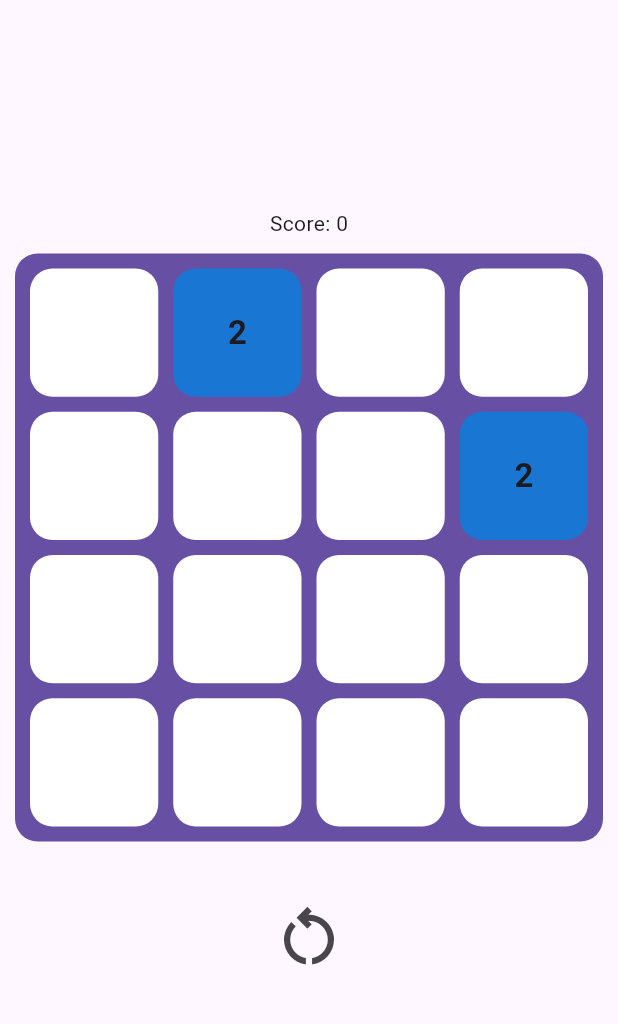
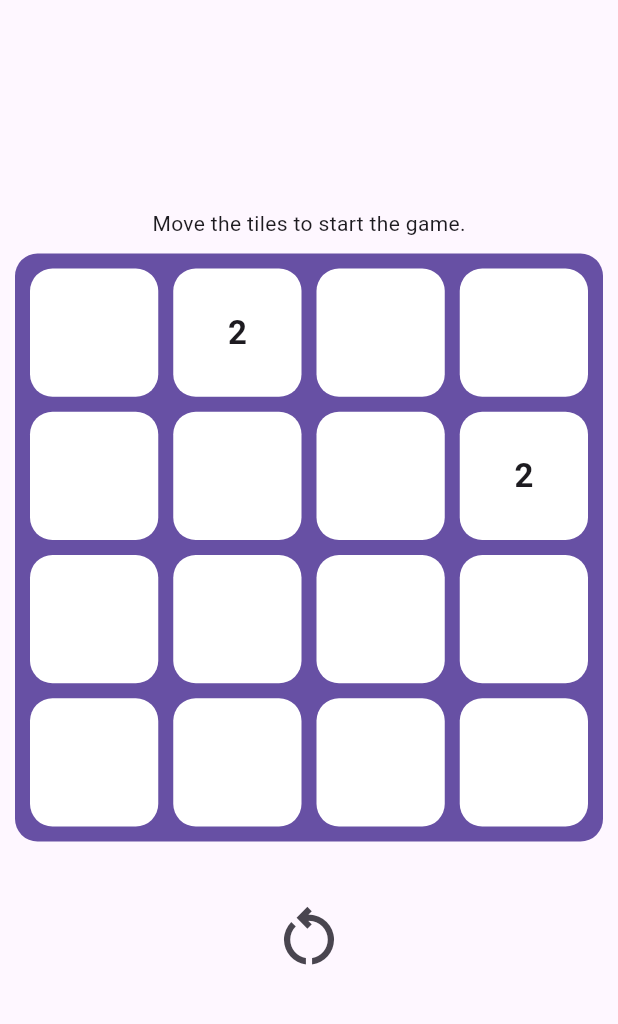
Before and after one commit to Reza-Babakhani/babakhani_2048, a Flutter app: the screen it shows after launch, on a phone screen of 412 x 824 dp, the part 63-1087 px from its top. Run offline on Flutter 3.47's test engine with Material 2 defaults, Android fonts, the phone set to English and light mode, and no system bars.

Commit message:
fix colors

```diff
--- a/lib/main.dart
+++ b/lib/main.dart
@@ -18,7 +18,7 @@ class MyApp extends StatelessWidget {
       debugShowCheckedModeBanner: false,
       theme: ThemeData(
         useMaterial3: true,
-        primarySwatch: Colors.blue,
+        primarySwatch: Colors.grey,
       ),
       home: ChangeNotifierProvider.value(
           value: Game(4), child: const GameScreen(title: '2048')),
--- a/lib/screens/game_screen.dart
+++ b/lib/screens/game_screen.dart
@@ -39,9 +39,11 @@ class _GameScreenState extends State<GameScreen> {
           crossAxisAlignment: CrossAxisAlignment.center,
           mainAxisAlignment: MainAxisAlignment.center,
           children: [
-            game.isGameOver
-                ? Text("Game Over. Score: ${game.score}")
-                : Text("Score: ${game.score}"),
+            Text(game.isGameOver
+                ? "Game Over. Score: ${game.score}"
+                : (game.score == 0)
+                    ? "Move the tiles to start the game."
+                    : "Score: ${game.score}"),
             Stack(
               alignment: Alignment.center,
               children: [
--- a/lib/service/game.dart
+++ b/lib/service/game.dart
@@ -74,9 +74,8 @@ class Game extends ChangeNotifier {
       for (int j = 0; j < n; j++) {
         for (int k = i - 1; k >= 0; k--) {
           if (_rows[k][j].value == 0 && _rows[k + 1][j].value != 0) {
-            var tempTile = _rows[k][j];
-            _rows[k][j] = _rows[k + 1][j];
-            _rows[k + 1][j] = tempTile;
+            _rows[k][j] = Tile(_rows[k + 1][j].value);
+            _rows[k + 1][j] = Tile(0);
             isTileMoved = true;
           } else if (_rows[k][j].value == _rows[k + 1][j].value &&
               _rows[k + 1][j].value != 0 &&
--- a/lib/widgets/tile.dart
+++ b/lib/widgets/tile.dart
@@ -1,3 +1,5 @@
+import 'dart:math';
+
 import 'package:flutter/material.dart';
 
 class Tile extends StatefulWidget {
@@ -32,9 +34,7 @@ class _TileState extends State<Tile> {
       padding: const EdgeInsets.all(5),
       width: double.infinity,
       height: double.infinity,
-      decoration: BoxDecoration(
-          borderRadius: BorderRadius.circular(15),
-          color: getTileColor(widget._value)),
+      decoration: getTileDecoration(widget._value),
       child: Center(
         child: FittedBox(
           fit: BoxFit.fitWidth,
@@ -48,43 +48,158 @@ class _TileState extends State<Tile> {
   }
 }
 
-Color getTileColor(int value) {
-  switch (value) {
-    case 0:
-      return Colors.white;
-    case 2:
-      return Colors.blue.shade700;
-    case 4:
-      return Colors.yellow;
-    case 8:
-      return Colors.green;
-    case 16:
-      return Colors.red;
-    case 32:
-      return Colors.purple;
-    case 64:
-      return Colors.orange;
-    case 128:
-      return Colors.indigo;
-    case 256:
-      return Colors.grey;
-    case 512:
-      return Colors.lime;
-    case 1024:
-      return Colors.pink;
-    case 2048:
-      return Colors.teal;
-    case 4096:
-      return Colors.lightGreen;
-    case 8192:
-      return Colors.amber;
-    case 16384:
-      return Colors.brown;
-    case 32768:
-      return Colors.cyan;
-    case 65536:
-      return Colors.black;
-    default:
-      return Colors.white;
+BoxDecoration getTileDecoration(int value, {int baseNum = 2}) {
+  const double raduis = 15;
+
+  if (value == 0) {
+    return BoxDecoration(
+      borderRadius: BorderRadius.circular(raduis),
+      color: Colors.white,
+    );
+  } else if (value == baseNum) {
+    return BoxDecoration(
+        borderRadius: BorderRadius.circular(raduis), color: Colors.white);
+  } else if (value == baseNum * (pow(2, 1))) {
+    return BoxDecoration(
+        borderRadius: BorderRadius.circular(raduis),
+        color: const Color.fromARGB(255, 221, 221, 221));
+  } else if (value == baseNum * (pow(2, 2))) {
+    return BoxDecoration(
+        borderRadius: BorderRadius.circular(raduis),
+        color: const Color.fromARGB(255, 223, 201, 201));
+  } else if (value == baseNum * (pow(2, 3))) {
+    return BoxDecoration(
+        borderRadius: BorderRadius.circular(raduis),
+        color: const Color.fromARGB(255, 242, 247, 216));
+  } else if (value == baseNum * (pow(2, 4))) {
+    return BoxDecoration(
+        borderRadius: BorderRadius.circular(raduis),
+        color: const Color.fromARGB(255, 231, 231, 191));
+  } else if (value == baseNum * (pow(2, 5))) {
+    return BoxDecoration(
+        borderRadius: BorderRadius.circular(raduis),
+        color: const Color.fromARGB(255, 203, 230, 231));
+  } else if (value == baseNum * (pow(2, 6))) {
+    return BoxDecoration(
+        borderRadius: BorderRadius.circular(raduis),
+        color: const Color.fromARGB(255, 182, 231, 233));
+  } else if (value == baseNum * (pow(2, 7))) {
+    return BoxDecoration(
+        borderRadius: BorderRadius.circular(raduis),
+        color: const Color.fromARGB(255, 236, 191, 191));
+  } else if (value == baseNum * (pow(2, 8))) {
+    return BoxDecoration(
+        borderRadius: BorderRadius.circular(raduis),
+        color: const Color.fromARGB(255, 255, 159, 159));
+  } else if (value == baseNum * (pow(2, 9))) {
+    return BoxDecoration(
+        borderRadius: BorderRadius.circular(raduis),
+        gradient: const LinearGradient(colors: [
+          Color.fromRGBO(220, 220, 220, 1),
+          Color.fromRGBO(240, 240, 240, 1),
+          Color.fromRGBO(192, 192, 192, 1)
+        ], begin: Alignment.topLeft, end: Alignment.bottomRight),
+        boxShadow: const [
+          BoxShadow(
+              blurRadius: 4,
+              color: Color.fromRGBO(220, 220, 220, 0.7),
+              spreadRadius: 3)
+        ]);
+  } else if (value == baseNum * (pow(2, 10))) {
+    return BoxDecoration(
+        borderRadius: BorderRadius.circular(raduis),
+        gradient: const LinearGradient(colors: [
+          Color.fromRGBO(255, 230, 150, 1),
+          Color.fromRGBO(255, 230, 200, 1),
+          Color.fromRGBO(255, 215, 0, 1)
+        ], begin: Alignment.topLeft, end: Alignment.bottomRight),
+        boxShadow: const [
+          BoxShadow(
+              blurRadius: 4,
+              color: Color.fromRGBO(255, 215, 0, 1),
+              spreadRadius: 3)
+        ]);
+  } else if (value == baseNum * (pow(2, 11))) {
+    return BoxDecoration(
+      borderRadius: BorderRadius.circular(raduis),
+      gradient: const LinearGradient(colors: [
+        Color.fromRGBO(220, 220, 220, 1),
+        Color.fromRGBO(240, 240, 240, 1),
+        Color.fromRGBO(192, 192, 192, 1),
+        Color.fromRGBO(220, 220, 220, 1),
+        Color.fromRGBO(240, 240, 240, 1),
+        Color.fromRGBO(192, 192, 192, 1),
+      ], begin: Alignment.topLeft, end: Alignment.bottomRight),
+      boxShadow: const [
+        BoxShadow(
+            blurRadius: 4,
+            color: Color.fromRGBO(220, 220, 220, 0.7),
+            spreadRadius: 3)
+      ],
+    );
+  } else if (value == baseNum * (pow(2, 12))) {
+    return BoxDecoration(
+        borderRadius: BorderRadius.circular(raduis),
+        gradient: const LinearGradient(colors: [
+          Color.fromRGBO(255, 230, 150, 1),
+          Color.fromRGBO(255, 230, 200, 1),
+          Color.fromRGBO(255, 215, 0, 1),
+          Color.fromRGBO(255, 230, 150, 1),
+          Color.fromRGBO(255, 230, 200, 1),
+          Color.fromRGBO(255, 215, 0, 1)
+        ], begin: Alignment.topLeft, end: Alignment.bottomRight),
+        boxShadow: const [
+          BoxShadow(
+              blurRadius: 4,
+              color: Color.fromRGBO(255, 215, 0, 1),
+              spreadRadius: 3)
+        ]);
+  } else if (value == baseNum * (pow(2, 13))) {
+    return BoxDecoration(
+      borderRadius: BorderRadius.circular(raduis),
+      gradient: const LinearGradient(colors: [
+        Color.fromRGBO(220, 220, 220, 1),
+        Color.fromRGBO(240, 240, 240, 1),
+        Color.fromRGBO(192, 192, 192, 1),
+        Color.fromRGBO(220, 220, 220, 1),
+        Color.fromRGBO(240, 240, 240, 1),
+        Color.fromRGBO(192, 192, 192, 1),
+        Color.fromRGBO(220, 220, 220, 1),
+        Color.fromRGBO(240, 240, 240, 1),
+        Color.fromRGBO(192, 192, 192, 1),
+      ], begin: Alignment.topLeft, end: Alignment.bottomRight),
+      boxShadow: const [
+        BoxShadow(
+            blurRadius: 4,
+            color: Color.fromRGBO(220, 220, 220, 0.7),
+            spreadRadius: 3)
+      ],
+    );
+  } else if (value == baseNum * (pow(2, 14))) {
+    return BoxDecoration(
+        borderRadius: BorderRadius.circular(raduis),
+        gradient: const LinearGradient(colors: [
+          Color.fromRGBO(255, 230, 150, 1),
+          Color.fromRGBO(255, 230, 200, 1),
+          Color.fromRGBO(255, 215, 0, 1),
+          Color.fromRGBO(255, 230, 150, 1),
+          Color.fromRGBO(255, 230, 200, 1),
+          Color.fromRGBO(255, 215, 0, 1),
+          Color.fromRGBO(255, 230, 150, 1),
+          Color.fromRGBO(255, 230, 200, 1),
+          Color.fromRGBO(255, 215, 0, 1)
+        ], begin: Alignment.topLeft, end: Alignment.bottomRight),
+        boxShadow: const [
+          BoxShadow(
+              blurRadius: 4,
+              color: Color.fromRGBO(255, 215, 0, 1),
+              spreadRadius: 3)
+        ]);
+  } else {
+    return BoxDecoration(
+        borderRadius: BorderRadius.circular(raduis),
+        boxShadow: const [
+          BoxShadow(blurRadius: 7, color: Colors.white, spreadRadius: 7)
+        ]);
   }
 }
```
